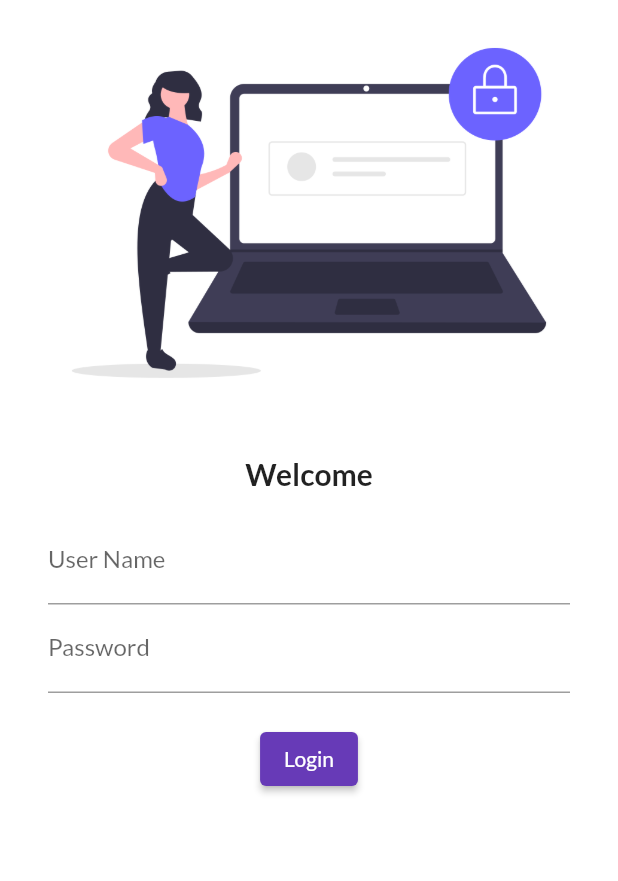
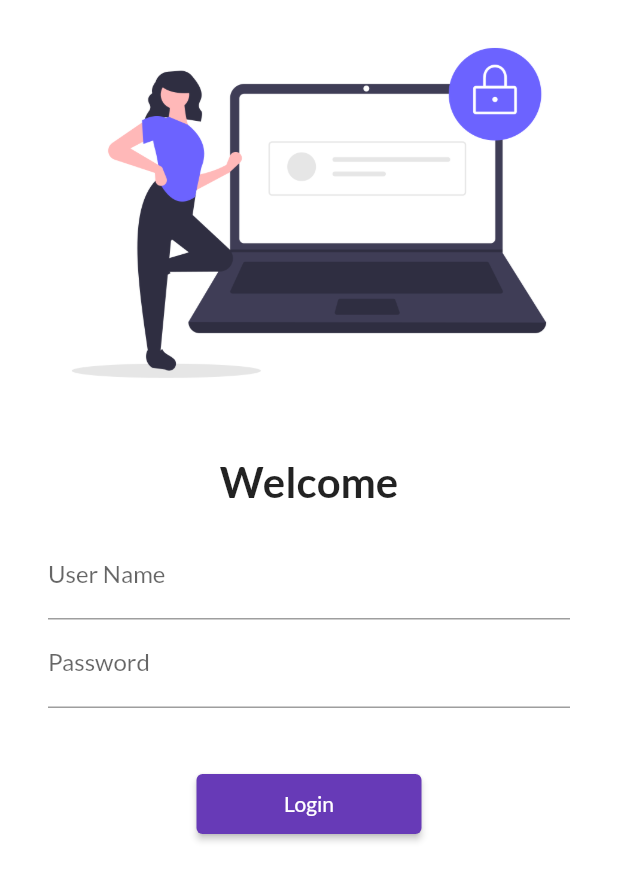
Before and after one commit to nazeerahmad/30DaysOfFlutter, a Flutter app: the screen it shows after launch, on a phone screen of 412 x 824 dp. Shown: the top 881 px of the screen. Run offline on Flutter 3.47's test engine with Material 2 defaults, Android fonts, the phone set to English and light mode, and no system bars; our stand-ins replace google_fonts.

Commit message:
day 5 commit

```diff
--- a/lib/main.dart
+++ b/lib/main.dart
@@ -1,6 +1,7 @@
 import 'package:flutter/material.dart';
 import 'package:flutter_catalog/screens/home_page.dart';
 import 'package:flutter_catalog/screens/login_page.dart';
+import 'package:flutter_catalog/utils/routes.dart';
 import 'package:google_fonts/google_fonts.dart';
 
 void main() {
@@ -26,8 +27,8 @@ class _MyAppState extends State<MyApp> {
       initialRoute: '/',
       routes: {
         '/': (context) => LoginPage(),
-        '/home': (context) => HomePage(),
-        '/login': (context) => LoginPage()
+        MyRoutes.homeRoute: (context) => HomePage(),
+        MyRoutes.loginRoute: (context) => LoginPage()
       },
     );
   }
--- a/lib/screens/login_page.dart
+++ b/lib/screens/login_page.dart
@@ -1,4 +1,5 @@
 import 'package:flutter/material.dart';
+import 'package:flutter_catalog/utils/routes.dart';
 
 class LoginPage extends StatelessWidget {
   @override
@@ -6,6 +7,7 @@ class LoginPage extends StatelessWidget {
     return Material(
       color: Colors.white,
       child: SafeArea(
+        child: SingleChildScrollView(
           child: Column(
             children: [
               Center(
@@ -20,12 +22,13 @@ class LoginPage extends StatelessWidget {
               Text(
                 "Welcome",
                 style: TextStyle(
-                  fontSize: 20,
+                    fontSize: 28,
                     fontStyle: FontStyle.normal,
                     fontWeight: FontWeight.bold),
               ),
               Padding(
-              padding: const EdgeInsets.symmetric(vertical: 16, horizontal: 32),
+                padding:
+                    const EdgeInsets.symmetric(vertical: 16, horizontal: 32),
                 child: Column(
                   children: [
                     TextFormField(
@@ -38,14 +41,14 @@ class LoginPage extends StatelessWidget {
                       obscureText: true,
                     ),
                     SizedBox(
-                    height: 20,
+                      height: 40,
                     ),
                     ElevatedButton(
                       onPressed: () {
-                      print("Welcome Nazeer");
+                        Navigator.pushNamed(context, MyRoutes.homeRoute);
                       },
                       child: Text("Login"),
-                    style: TextButton.styleFrom(),
+                      style: TextButton.styleFrom(minimumSize: Size(150, 40)),
                     )
                   ],
                 ),
@@ -53,6 +56,7 @@ class LoginPage extends StatelessWidget {
             ],
           ),
         ),
+      ),
     );
   }
 }
--- /dev/null
+++ b/lib/utils/routes.dart
@@ -0,0 +1,4 @@
+class MyRoutes {
+  static String loginRoute = "/login";
+  static String homeRoute = "/home";
+}
```
Lines whose indentation alone changed are shown as unchanged.
